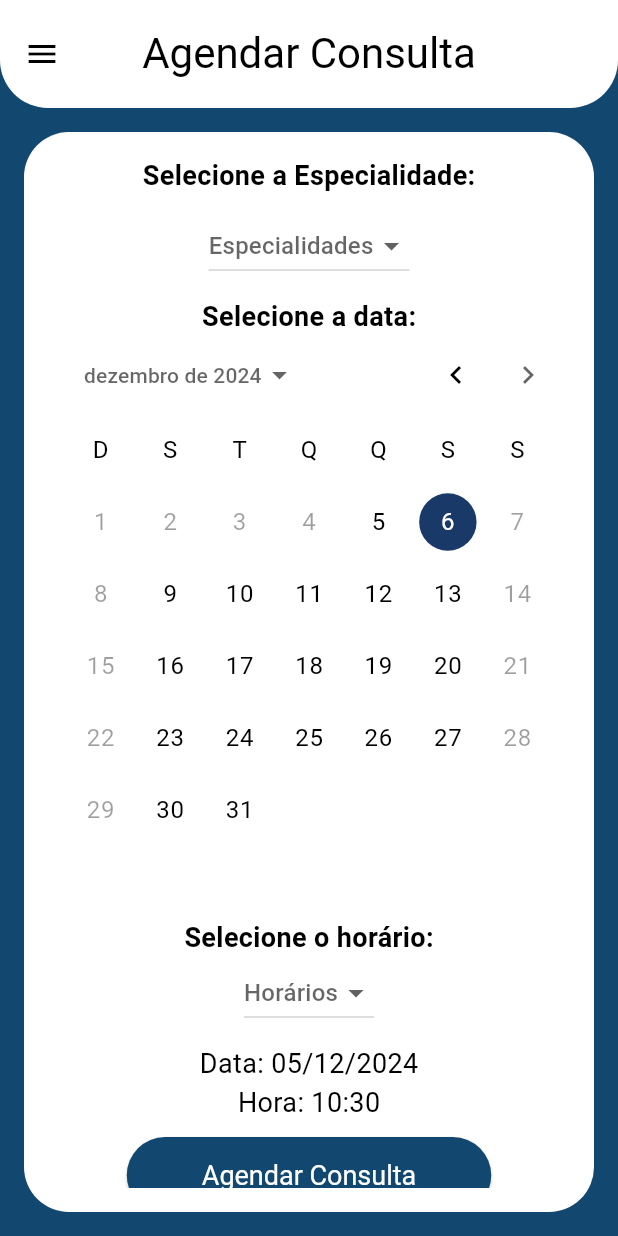
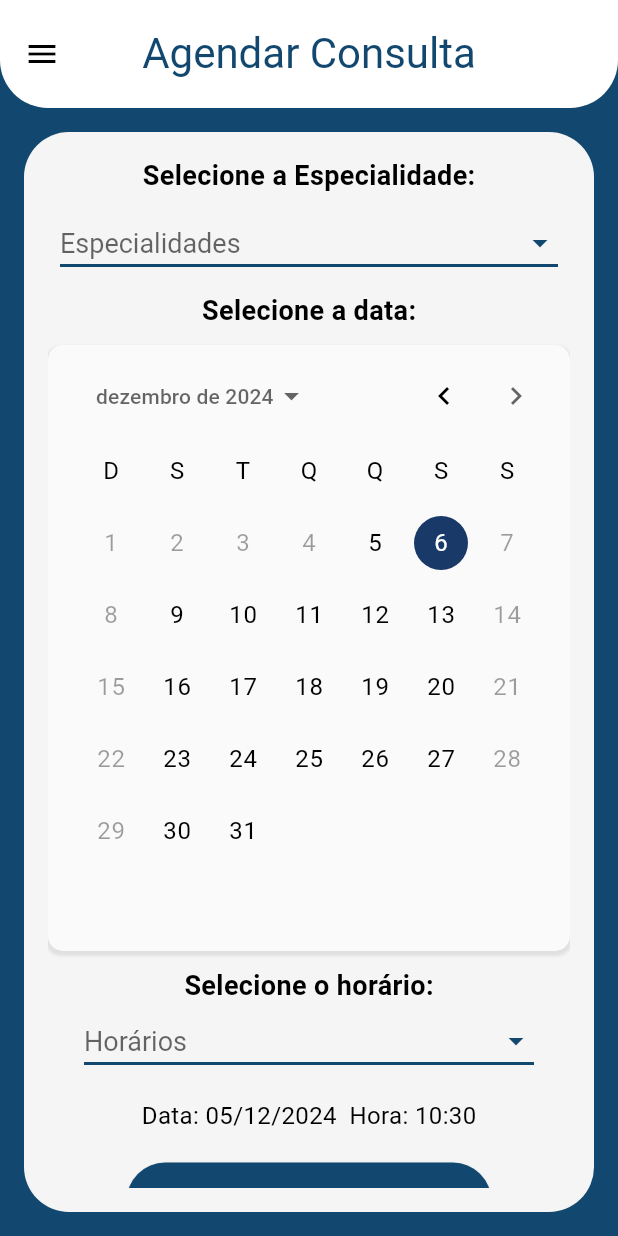
Before and after one commit to vilar95/mobile-sigma, a Flutter app: the ScheduleScreen screen opened by its route, on a phone screen of 412 x 824 dp. Run offline on Flutter 3.47's test engine with Material 3 defaults, Android fonts, the phone set to English and light mode, and no system bars; our stand-ins replace brasil_fields, dio, flutter_mobx, flutter_multi_formatter, mobx, shared_preferences; accounts and stored records are empty; generated files the repository leaves out were written again.

Commit message:
Melhora Tela de agendamentos;

```diff
--- a/lib/controller/schedule_screen_controller.dart
+++ b/lib/controller/schedule_screen_controller.dart
@@ -14,8 +14,6 @@ class ScheduleScreenController = _ScheduleScreenControllerBase
 
 abstract class _ScheduleScreenControllerBase with Store {
   final dioService = DioService();
-
-
 
   _ScheduleScreenControllerBase() {
     final prefs = SharedPreferences.getInstance();
@@ -62,11 +60,34 @@ abstract class _ScheduleScreenControllerBase with Store {
       );
       showConfirmScheculeDialog(context: context);
     } catch (e) {
-      showCustomSnackBar(
-          context: context,
-          message: 'Não foi possível agendar a consulta.',
-          duration: const Duration(seconds: 5));
-
+      if (specialityDoctor == '' || dateSchedule == '' || hourSchedule == '') {
+        showCustomSnackBar(
+            context: context,
+            message:
+                'Selecione uma especialidade, uma data e um horário para agendar!',
+            duration: const Duration(seconds: 5));
+      } else if (specialityDoctor == '') {
+        showCustomSnackBar(
+            context: context,
+            message: 'Selecione uma especialidade para agendar!',
+            duration: const Duration(seconds: 5));
+      } else if (dateSchedule == '') {
+        showCustomSnackBar(
+            context: context,
+            message: 'Selecione uma data para agendar!',
+            duration: const Duration(seconds: 5));
+      } else if (hourSchedule == '') {
+        showCustomSnackBar(
+            context: context,
+            message: 'Selecione um horário para agendar!',
+            duration: const Duration(seconds: 5));
+      } else {
+        showCustomSnackBar(
+            context: context,
+            message:
+                'Não foi possível agendar a consulta, tente novamente mais tarde!',
+            duration: const Duration(seconds: 5));
+      }
     }
   }
 
--- a/lib/screens/schedule_screen.dart
+++ b/lib/screens/schedule_screen.dart
@@ -14,7 +14,7 @@ class ScheduleScreen extends StatefulWidget {
 
 class _ScheduleScreenState extends State<ScheduleScreen> {
   final controller = ScheduleScreenController();
-  String? chosenSpeciality = 'Especialidades';
+  String? chosenSpeciality;
   DateTime selectedDate = DateTime.now();
   DateTime selectedTime = DateTime.now();
 
@@ -51,14 +51,14 @@ class _ScheduleScreenState extends State<ScheduleScreen> {
       appBar: AppBar(
         title: const Text(
           'Agendar Consulta',
-          style: TextStyle(color: Colors.black, fontSize: 28),
+          style: TextStyle(color: SigmaColors.blue, fontSize: 28),
         ),
       ),
       body: Padding(
         padding: const EdgeInsets.all(16.0),
         child: Container(
           decoration: BoxDecoration(
-            color: Colors.white,
+            color: Colors.grey.shade100,
             borderRadius: BorderRadius.circular(30),
           ),
           child: Padding(
@@ -71,10 +71,23 @@ class _ScheduleScreenState extends State<ScheduleScreen> {
                     'Selecione a Especialidade:',
                     style: TextStyle(fontSize: 18, fontWeight: FontWeight.bold),
                   ),
-                  const SizedBox(height: 10),
-                  DropdownButton<String>(
+                  Padding(
+                    padding: const EdgeInsets.all(8.0),
+                    child: DropdownButton<String>(
+                      isExpanded: true,
+                      icon: const Icon(
+                        Icons.arrow_drop_down,
+                        color: SigmaColors.blue,
+                      ),
+                      iconSize: 24,
+                      elevation: 16,
+                      style: const TextStyle(
+                          color: SigmaColors.blue, fontSize: 18),
+                      underline: Container(
+                        height: 2,
+                        color: SigmaColors.blue,
+                      ),
                       hint: const Text('Especialidades'),
-                    value: null,
                       onChanged: (String? newValue) {
                         setState(() {
                           chosenSpeciality = newValue;
@@ -87,16 +100,38 @@ class _ScheduleScreenState extends State<ScheduleScreen> {
                           child: Text(speciality[key]!),
                         );
                       }).toList(),
+                      value: null,
+                    ),
+                  ),
+                  Column(
+                    children: [
+                      const Text(
+                        'Selecione a data:',
+                        style: TextStyle(
+                            fontSize: 18, fontWeight: FontWeight.bold),
                       ),
                       const SizedBox(height: 10),
-                  const Text(
-                    'Selecione a data:',
-                    style: TextStyle(fontSize: 18, fontWeight: FontWeight.bold),
+                      Container(
+                        decoration: BoxDecoration(
+                          color: Colors.grey.shade50,
+                          borderRadius: BorderRadius.circular(10),
+                          boxShadow: [
+                            BoxShadow(
+                              color: Colors.grey.shade300,
+                              spreadRadius: 1,
+                              blurRadius: 1,
+                              offset: const Offset(0, 2),
                             ),
-                  CalendarDatePicker(
-                    initialDate: DateTime.now().add(const Duration(days: 1)),
+                          ],
+                        ),
+                        child: Padding(
+                          padding: const EdgeInsets.all(8.0),
+                          child: CalendarDatePicker(
+                            initialDate:
+                                DateTime.now().add(const Duration(days: 1)),
                             firstDate: DateTime.now(),
-                    lastDate: DateTime.now().add(const Duration(days: 90)),
+                            lastDate:
+                                DateTime.now().add(const Duration(days: 90)),
                             selectableDayPredicate: (day) =>
                                 day.weekday >= 1 && day.weekday <= 5,
                             onDateChanged: (DateTime date) {
@@ -110,6 +145,11 @@ class _ScheduleScreenState extends State<ScheduleScreen> {
                               );
                             },
                           ),
+                        ),
+                      ),
+                    ],
+                  ),
+                  const SizedBox(height: 10),
                   Center(
                     child: Column(
                       children: [
@@ -118,7 +158,22 @@ class _ScheduleScreenState extends State<ScheduleScreen> {
                           style: TextStyle(
                               fontSize: 18, fontWeight: FontWeight.bold),
                         ),
-                        DropdownButton<String>(
+                        Padding(
+                          padding: const EdgeInsets.fromLTRB(24.0, 0.0, 24.0, 0.0),
+                          child: DropdownButton<String>(
+                            isExpanded: true,
+                            icon: const Icon(
+                              Icons.arrow_drop_down,
+                              color: SigmaColors.blue,
+                            ),
+                            iconSize: 24,
+                            elevation: 16,
+                            style: const TextStyle(
+                                color: SigmaColors.blue, fontSize: 18),
+                            underline: Container(
+                              height: 2,
+                              color: SigmaColors.blue,
+                            ),
                             hint: const Text('Horários'),
                             onChanged: (String? newValue) {
                               setState(() {
@@ -136,30 +191,23 @@ class _ScheduleScreenState extends State<ScheduleScreen> {
                               );
                             }).toList(),
                           ),
+                        ),
                       ],
                     ),
                   ),
                   const SizedBox(height: 10),
-                  if (chosenSpeciality != null &&
-                      chosenSpeciality != 'Especialidades') ...[
-                    const Text(
-                      "Especialidade: ",
-                      style: TextStyle(fontSize: 18),
-                    ),
+                  if (chosenSpeciality != null) ...[
                     Text(
-                      "${speciality[chosenSpeciality!]}",
-                      style: const TextStyle(fontSize: 18),
+                      "Especialidade: ${speciality[chosenSpeciality!]}",
+                      style: const TextStyle(fontSize: 16),
                     ),
                   ],
+                  const SizedBox(height: 4),
                   Text(
-                    "Data: $formattedDate",
-                    style: const TextStyle(fontSize: 18),
+                    "Data: $formattedDate  Hora: $formattedTime",
+                    style: const TextStyle(fontSize: 16),
                   ),
-                  Text(
-                    "Hora: $formattedTime",
-                    style: const TextStyle(fontSize: 18),
-                  ),
-                  const SizedBox(height: 10),
+                  const SizedBox(height: 20),
                   ElevatedButton(
                     onPressed: () {
                       controller.addSchedule(
```
Lines whose indentation alone changed are shown as unchanged.
